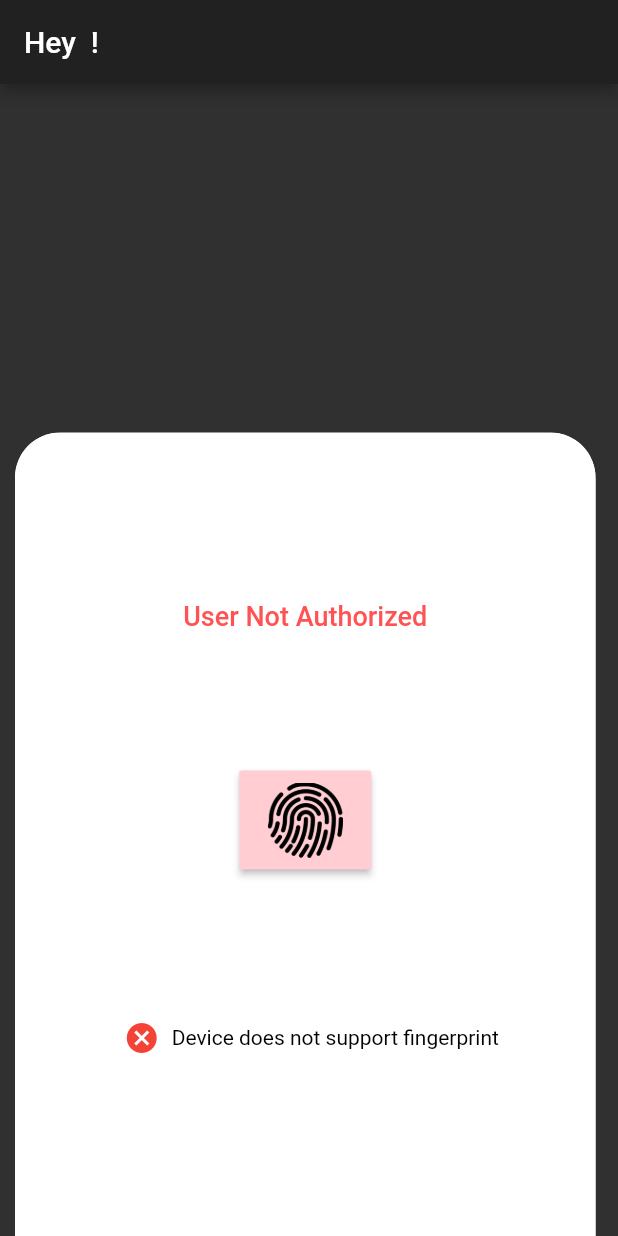
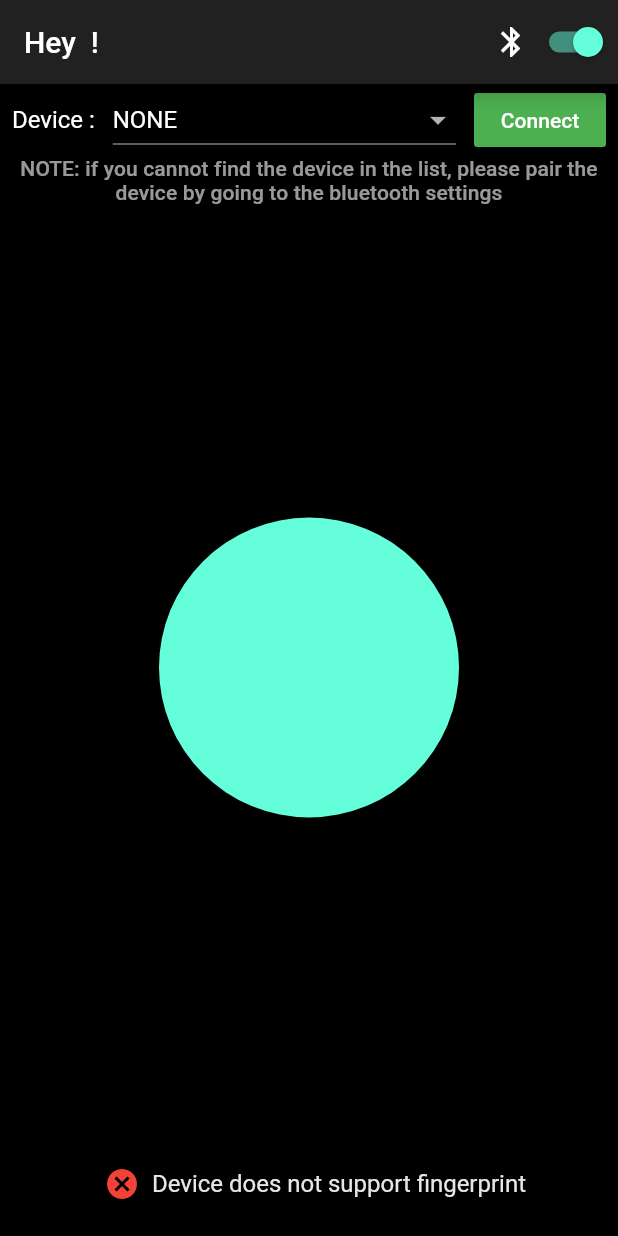
Before and after one commit to softcoder404/Student-Projects, a Flutter app: the HomeScreen screen opened directly with empty values, on a phone screen of 412 x 824 dp. Run offline on Flutter 3.47's test engine with Material 2 defaults, Android fonts, the phone set to English and light mode, and no system bars; our stand-ins replace flutter_bluetooth_serial, get_it, local_auth, shared_preferences, simple_animations; accounts and stored records are empty.

Commit message:
file modified

```diff
--- /dev/null
+++ b/Fingerprint_Door_Lock/fingerprint_lock/lib/utils/service/fingerprint_service.dart
@@ -0,0 +1,36 @@
+import 'package:local_auth/auth_strings.dart';
+import 'package:local_auth/local_auth.dart';
+import 'dart:async';
+
+class FingerprintHandler {
+
+  final LocalAuthentication _localAuthentication = new LocalAuthentication();
+
+  bool _hasFingerprintSupport = false;
+  bool get hasFingerprintSupport => _hasFingerprintSupport;
+
+  Future<void> getBiometricsSupport() async {
+    bool hasFingerprintSupport = false;
+    try {
+      hasFingerprintSupport = await _localAuthentication.canCheckBiometrics;
+    } catch (e) {
+      print(e);
+    }
+    _hasFingerprintSupport = hasFingerprintSupport;
+  }
+
+  Future<bool> authenticateMe() async {
+    bool authenticated = false;
+    try {
+      authenticated = await _localAuthentication.authenticateWithBiometrics(
+        localizedReason: "Authenticate for Testing", // message for dialog
+        useErrorDialogs: true, // show error in dialog
+        stickyAuth: true,
+        androidAuthStrings: AndroidAuthMessages(cancelButton: "Cancel")// native process
+      );
+    } catch (e) {
+      print(e);
+    }
+    return authenticated;
+  }
+}
--- a/Fingerprint_Door_Lock/fingerprint_lock/lib/views/home.dart
+++ b/Fingerprint_Door_Lock/fingerprint_lock/lib/views/home.dart
@@ -1,5 +1,9 @@
+import 'dart:convert';
+
+import 'package:fingerprint_lock/utils/service/fingerprint_service.dart';
 import 'package:flutter/material.dart';
-import 'package:local_auth/local_auth.dart';
+import 'package:flutter/services.dart';
+import 'package:flutter_bluetooth_serial/flutter_bluetooth_serial.dart';
 import 'package:shared_preferences/shared_preferences.dart';
 
 class HomeScreen extends StatefulWidget {
@@ -16,49 +20,163 @@ class _HomeScreenState extends State<HomeScreen> {
     await pref.setBool('validate', true);
   }
 
-  bool showBottomSheet = true;
-  bool _showSecond = false;
+  FingerprintHandler fingerprintHandler = FingerprintHandler();
+  bool _connected = false;
+  bool showBottomSheet = false;
+  bool _isButtonUnavailable = false;
   //start
-  final LocalAuthentication _localAuthentication = LocalAuthentication();
-  bool _hasFingerPrintSupport = false;
-  String _authorizedOrNot = "User Not Authorized";
+  //Initializing the bluetooth connection state to be unknown
+  BluetoothState _bluetoothState = BluetoothState.UNKNOWN;
+  // Get the instance of the bluetooth
+  FlutterBluetoothSerial _bluetoothSerial = FlutterBluetoothSerial.instance;
+  //Track the bluetooth connection with the remote device
+  BluetoothConnection connection;
+  //To track whether the device is still connected to Bluetooth
+  bool get isConnected => connection != null && connection.isConnected;
+  //we first have to get the current bluetooth state. if the state indicate that bluetooth isn ot turned on, request that the user give bluetooth permission for enabling bluetooth on their device.
 
-  Future<void> _getBiometricsSupport() async {
-    bool hasFingerPrintSupport = false;
+  int deviceState; //the bluetooth device connection state
+
+  List<BluetoothDevice> _devicesList = [];
+
+  Future<void> getPairedDevices() async {
+    List<BluetoothDevice> devices = [];
     try {
-      hasFingerPrintSupport = await _localAuthentication.canCheckBiometrics;
-    } catch (e) {
-      print(e);
+      devices = await _bluetoothSerial.getBondedDevices();
+    } on PlatformException {
+      print("error");
     }
-    if (!mounted) return;
+    // It is an error to call [setState] unless [mounted] is true.
+    if (!mounted) {
+      return;
+    }
+
+    // Store the [devices] list in the [_devicesList] for accessing
+    // the list outside this class
     setState(() {
-      _hasFingerPrintSupport = hasFingerPrintSupport;
+      _devicesList = devices;
     });
   }
 
-  Future<void> _authenticateMe() async {
-    bool authenticated = false;
-    try {
-      authenticated = await _localAuthentication.authenticateWithBiometrics(
-        localizedReason: "Authenticate for Testing", // message for dialog
-        useErrorDialogs: true, // show error in dialog
-        stickyAuth: true, // native process
-      );
-    } catch (e) {
-      print(e);
+  Future<void> enableBluetooth() async {
+    //Retrieving the current bluetooth state
+    _bluetoothState = await FlutterBluetoothSerial.instance.state;
+    //if the bluetooth is off, then turn it on first and then retrieve the devices that are paired.
+
+    if (_bluetoothState == BluetoothState.STATE_OFF) {
+      await FlutterBluetoothSerial.instance.requestEnable();
+      await getPairedDevices();
+      return true;
+    } else {
+      await getPairedDevices();
     }
-    if (!mounted) return;
+    return false;
+  }
+
+  Future<void> _connect() async {
+    if (_device == null) {
+      print('No device selected');
+    } else {
+      //if a device is selected from the dropdown, the use it here
+      if (!isConnected) {
+        print('device address $_device.address');
+        //try to connect to the device using its address
+       await BluetoothConnection.toAddress(_device.address)
+            .then((_connection) {
+          print('Connected to the device');
+          connection = _connection;
+          //updating the device connectivity status to true
           setState(() {
-      _authorizedOrNot = authenticated ? "Authorized" : "User Not Authorized";
-      authenticated ? _showSecond = true : _showSecond = false;
+            _connected = true;
+          });
+          connection.input.listen(null).onDone(() {
+            if (isDisconnecting)
+              print('Disconnecting locally!');
+            else
+              print('Disconnected remotely!');
+
+            if (this.mounted) {
+              setState(() {});
+            }
+          });
+        }).catchError((err) {
+          print('Cannot connect, exception occurred');
+          print(err);
+        });
+        print('Device connected');
+      }
+    }
+  }
+
+  Future<void> _disconnect() async {
+    //colsing the bluetooth connection
+    await connection.close();
+    print('Device disconnected');
+
+    if (!connection.isConnected) {
+      setState(() {
+        _connected = false;
+      });
+    }
+  }
+
+// Method to send message
+// for turning the Bluetooth device on
+void _sendOnMessageToBluetooth() async {
+  connection.output.add(utf8.encode("1" + "\r\n"));
+  await connection.output.allSent;
+  print('Device Turned On');
+  setState(() {
+    deviceState = 1; // device on
   });
 }
 
-  //end
+// Method to send message
+// for turning the Bluetooth device off
+Future<void> _sendOffMessageToBluetooth() async {
+  connection.output.add(utf8.encode("0" + "\r\n"));
+  await connection.output.allSent;
+  print('Device Turned Off');
+  setState(() {
+    deviceState = -1; // device off
+  });
+}
+
   @override
   void initState() {
-    _getBiometricsSupport();
+    fingerprintHandler.getBiometricsSupport().then((_) => setState(() {}));
+
     super.initState();
+    //Get current state
+    FlutterBluetoothSerial.instance.state
+        .then((state) => setState(() => _bluetoothState = state));
+    deviceState = 0; // neutral
+    // If the Bluetooth of the device is not enabled,
+    // then request permission to turn on Bluetooth
+    // as the app starts up
+    enableBluetooth();
+    // Listen for further state changes
+    FlutterBluetoothSerial.instance.onStateChanged().listen((event) {
+      setState(() {
+        _bluetoothState = event;
+        //For retrieving the paired devices list
+        getPairedDevices();
+      });
+    });
+  }
+
+  // Define a member variable to track
+// when the disconnection is in progress
+  bool isDisconnecting = false;
+  BluetoothDevice _device;
+  @override
+  void dispose() {
+    if (isConnected) {
+      isDisconnecting = true;
+      connection.dispose();
+      connection = null;
+    }
+    super.dispose();
   }
 
   @override
@@ -67,132 +185,149 @@ class _HomeScreenState extends State<HomeScreen> {
     return Scaffold(
       appBar: AppBar(
         title: Text("Hey ${widget.name} !"),
+        actions: [
+          Row(
+            children: [
+              Icon(Icons.bluetooth),
+              Switch(
+                  value: _bluetoothState.isEnabled,
+                  onChanged: (bool val) {
+                    future() async {
+                      if (val) {
+                        //Turn on bluetooth
+                        await FlutterBluetoothSerial.instance.requestEnable();
+                      } else {
+                        //Turn off bluetooth
+                        await FlutterBluetoothSerial.instance.requestDisable();
+                      }
+                      // update the devices list
+                      await getPairedDevices();
+                      _isButtonUnavailable = false;
+
+                      //disconnect from any connected device
+
+                      if (_connected) _disconnect();
+                    }
+
+                    future().then((_) => setState(() {}));
+                  }),
+            ],
+          )
+        ],
       ),
-      body: Center(
+      body: Container(
+        color: Theme.of(context).primaryColorDark,
+        width: double.infinity,
+        height: MediaQuery.of(context).size.height,
         child: Column(
-          mainAxisAlignment: MainAxisAlignment.center,
+          mainAxisAlignment: MainAxisAlignment.spaceBetween,
+          crossAxisAlignment: CrossAxisAlignment.center,
           children: <Widget>[
-            Text("Has FingerPrint Support : "),
-            Text("Authorized : "),
-            RaisedButton(
-              child: Text("Authorize Now"),
+            Column(
+              children: [
+                Row(
+                  children: [
+                    Padding(
+                      padding: const EdgeInsets.all(8.0),
+                      child: Text('Device : ',
+                          style: Theme.of(context).primaryTextTheme.subtitle1),
+                    ),
+                    Expanded(
+                      child: DropdownButton(
+                        isExpanded: true,
+                        items: _getDeviceItems(),
+                        onChanged: (value) => setState(() => _device = value),
+                        value: _devicesList.isNotEmpty ? _device : null,
+                      ),
+                    ),
+                    Padding(
+                      padding: const EdgeInsets.only(right: 8.0, left: 12),
+                      child: RaisedButton(
+                        child: Text(_connected ? 'Disconnect' : 'Connect'),
                         color: Colors.green,
-              onPressed: () {},
+                        onPressed: _isButtonUnavailable
+                            ? null
+                            : _connected ? _disconnect : _connect,
+                      ),
                     ),
                   ],
                 ),
-      ),
-      bottomSheet: showBottomSheet
-          ? BottomSheet(
-              onClosing: () {},
-              builder: (BuildContext context) => AnimatedContainer(
-                margin: EdgeInsets.only(left: 10, right: 15),
-                decoration: BoxDecoration(
-                  color: Colors.white,
-                  borderRadius: BorderRadius.only(
-                      topLeft: Radius.circular(30),
-                      topRight: Radius.circular(30)),
-                ),
-                child: AnimatedCrossFade(
-                    firstChild: Container(
-                      decoration: BoxDecoration(
-                        color: Colors.white,
-                        borderRadius: BorderRadius.only(
-                            topLeft: Radius.circular(30),
-                            topRight: Radius.circular(30)),
-                      ),
-                      constraints: BoxConstraints.expand(
-                          height: MediaQuery.of(context).size.height * 0.65),
-                      padding: EdgeInsets.all(20),
-                      child: Column(
-                        mainAxisAlignment: MainAxisAlignment.spaceEvenly,
-                        crossAxisAlignment: CrossAxisAlignment.center,
-                        children: [
-                          Text(_authorizedOrNot,
-                              style: TextStyle(
-                                  color: Colors.redAccent,
-                                  fontSize: 18,
-                                  fontWeight: FontWeight.w500)),
-                          RaisedButton(
-                            color: Colors.red[100],
-                            padding: EdgeInsets.all(8.0),
-                            onPressed: _authenticateMe,
-                            child: Image.asset(
-                              'assets/images/thumbprint.png',
-                              height: 50,
-                              width: 50,
-                              fit: BoxFit.cover,
+                Padding(
+                  padding: const EdgeInsets.symmetric(horizontal: 12),
+                  child: Text(
+                    'NOTE: if you cannot find the device in the list, please pair the device by going to the bluetooth settings',
+                    textAlign: TextAlign.center,
+                    style: Theme.of(context).primaryTextTheme.subtitle2.apply(
+                          color: Colors.white60,
                         ),
                   ),
-                          Row(
+                ),
+              ],
+            ),
+            GestureDetector(
+              onTap: () => fingerprintHandler
+                  .authenticateMe()
+                  .then((val) => setState(() {
+                        print("Finger found ? $val");
+                      })),
+              child: Container(
+                height: 200,
+                width: 200,
+                decoration: BoxDecoration(
+                  color: Theme.of(context).accentColor,
+                  borderRadius: BorderRadius.circular(100.0),
+                ),
+              ),
+            ),
+            Padding(
+              padding: const EdgeInsets.symmetric(horizontal: 15, vertical: 15),
+              child: Row(
                 mainAxisAlignment: MainAxisAlignment.center,
                 children: [
                   Padding(
                     padding: const EdgeInsets.all(8.0),
                     child: Icon(
-                                  _hasFingerPrintSupport
+                      fingerprintHandler.hasFingerprintSupport
                           ? Icons.check_circle
                           : Icons.cancel,
-                                  color: _hasFingerPrintSupport
+                      color: fingerprintHandler.hasFingerprintSupport
                           ? Colors.amber
                           : Colors.red,
                     ),
                   ),
                   Text(
-                                _hasFingerPrintSupport
+                    fingerprintHandler.hasFingerprintSupport
                         ? "Device support fingerprint biometric"
                         : "Device does not support fingerprint",
-                                style: TextStyle(
-                                    color: Colors.black, fontSize: 14),
-                              )
-                            ],
+                    textAlign: TextAlign.center,
+                    style: Theme.of(context)
+                        .primaryTextTheme
+                        .subtitle1
+                        .apply(color: Colors.white.withOpacity(.9)),
                   ),
                 ],
               ),
-                    ),
-                    secondChild: Container(
-                      constraints: BoxConstraints.expand(
-                          height: MediaQuery.of(context).size.height * 0.5),
-                      child: Column(
-                        mainAxisAlignment: MainAxisAlignment.center,
-                        crossAxisAlignment: CrossAxisAlignment.center,
-                        children: [
-                          Padding(
-                            padding: const EdgeInsets.all(15),
-                            child: Text("Authorized User Found",
-                                style: TextStyle(
-                                    color: Colors.green, fontSize: 18,fontWeight: FontWeight.w500)),
-                          ),
-                          Image.asset('assets/images/success.png',height: 160,),
-                          SizedBox(height: 20),
-                          Row(
-                            mainAxisAlignment: MainAxisAlignment.center,
-                            children: [
-                              RaisedButton(
-                                onPressed: () =>
-                                    setState(() => showBottomSheet = false),
-                                child: Padding(
-                                  padding: const EdgeInsets.all(12.0),
-                                  child: Text(
-                                    'Connect To Bluetooth Device',
-                                    style: TextStyle(
-                                        color: Colors.white, fontSize: 16),
-                                  ),
-                                ),
-                              ),
-                            ],
             )
           ],
         ),
       ),
-                    crossFadeState: _showSecond
-                        ? CrossFadeState.showSecond
-                        : CrossFadeState.showFirst,
-                    duration: Duration(milliseconds: 400)),
-                duration: Duration(milliseconds: 400),
-              ),
-            )
-          : null,
     );
   }
+
+  List<DropdownMenuItem<BluetoothDevice>> _getDeviceItems() {
+    List<DropdownMenuItem<BluetoothDevice>> items = [];
+    if (_devicesList.isEmpty) {
+      items.add(DropdownMenuItem(
+        child: Text('NONE'),
+      ));
+    } else {
+      _devicesList.forEach((device) {
+        items.add(DropdownMenuItem(
+          child: Text(device.name),
+          value: device,
+        ));
+      });
     }
+    return items;
+  }
+}
```
Also changed, not shown: Fingerprint_Door_Lock/fingerprint_lock/lib/views/bluetooth.dart (added, +101 -0 lines), 3 other files. Lines whose indentation alone changed are shown as unchanged.
